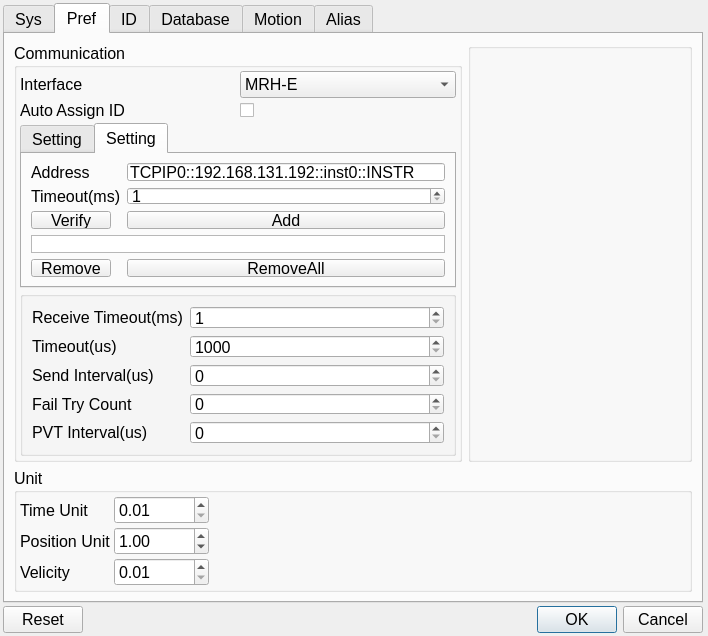
Old version of the form source/wnd/ui/syspref.ui in the repository ww4u/megarobostudio.
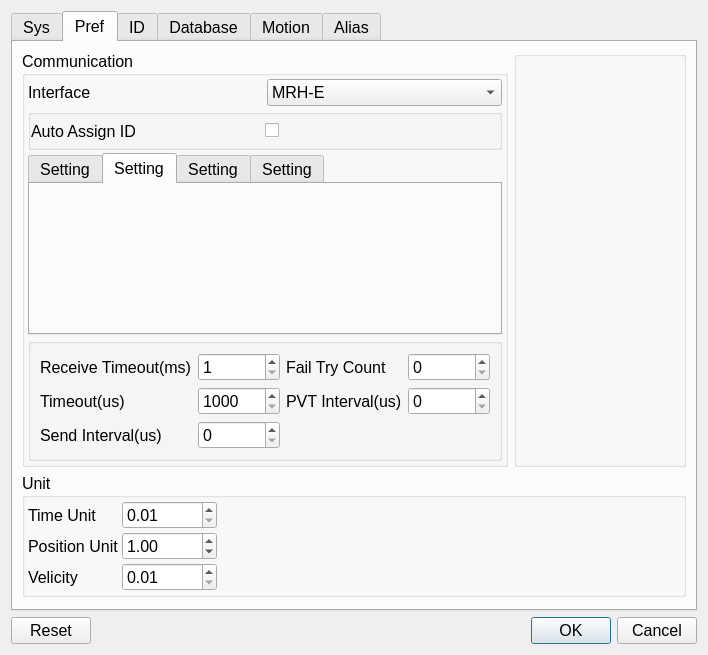
New version of the form. The open tabs and pages were chosen to show the change. Icons and pictures are not drawn. Custom widgets are drawn as their Qt base class.

```diff
--- a/source/wnd/ui/syspref.ui
+++ b/source/wnd/ui/syspref.ui
@@ -7,7 +7,7 @@
     <x>0</x>
     <y>0</y>
     <width>708</width>
-    <height>633</height>
+    <height>648</height>
    </rect>
   </property>
   <property name="sizePolicy">
@@ -32,21 +32,6 @@
    <bool>false</bool>
   </property>
   <layout class="QVBoxLayout" name="verticalLayout">
-   <property name="spacing">
-    <number>3</number>
-   </property>
-   <property name="leftMargin">
-    <number>3</number>
-   </property>
-   <property name="topMargin">
-    <number>3</number>
-   </property>
-   <property name="rightMargin">
-    <number>3</number>
-   </property>
-   <property name="bottomMargin">
-    <number>3</number>
-   </property>
    <item>
     <widget class="QTabWidget" name="tabWidget">
      <property name="sizePolicy">
@@ -399,10 +384,10 @@
             </property>
            </widget>
           </item>
-          <item row="1" column="1">
-           <widget class="QLabel" name="labelHostName">
+          <item row="3" column="0" colspan="2">
+           <widget class="QLabel" name="label_32">
             <property name="text">
-             <string>TextLabel</string>
+             <string>*More pathes are seperatated by ','(comma).</string>
             </property>
            </widget>
           </item>
@@ -461,6 +446,100 @@
             <property name="spacing">
              <number>3</number>
             </property>
+            <item row="6" column="0" colspan="2">
+             <widget class="QGroupBox" name="groupBox_12">
+              <property name="title">
+               <string/>
+              </property>
+              <layout class="QGridLayout" name="gridLayout_7">
+               <item row="0" column="3">
+                <widget class="QSpinBox" name="spinFailTry">
+                 <property name="minimum">
+                  <number>0</number>
+                 </property>
+                 <property name="maximum">
+                  <number>10</number>
+                 </property>
+                </widget>
+               </item>
+               <item row="0" column="1">
+                <widget class="QSpinBox" name="spinRecvTmo">
+                 <property name="minimum">
+                  <number>1</number>
+                 </property>
+                 <property name="maximum">
+                  <number>100</number>
+                 </property>
+                </widget>
+               </item>
+               <item row="1" column="0">
+                <widget class="QLabel" name="label">
+                 <property name="text">
+                  <string>Timeout(us)</string>
+                 </property>
+                </widget>
+               </item>
+               <item row="1" column="1">
+                <widget class="QSpinBox" name="spinTmo">
+                 <property name="minimum">
+                  <number>1000</number>
+                 </property>
+                 <property name="maximum">
+                  <number>1000000</number>
+                 </property>
+                </widget>
+               </item>
+               <item row="0" column="0">
+                <widget class="QLabel" name="label_42">
+                 <property name="text">
+                  <string>Receive Timeout(ms)</string>
+                 </property>
+                </widget>
+               </item>
+               <item row="2" column="1">
+                <widget class="QSpinBox" name="spinInterval">
+                 <property name="minimum">
+                  <number>0</number>
+                 </property>
+                 <property name="maximum">
+                  <number>1000000</number>
+                 </property>
+                </widget>
+               </item>
+               <item row="0" column="2">
+                <widget class="QLabel" name="label_18">
+                 <property name="text">
+                  <string>Fail Try Count</string>
+                 </property>
+                </widget>
+               </item>
+               <item row="2" column="0">
+                <widget class="QLabel" name="label_6">
+                 <property name="text">
+                  <string>Send Interval(us)</string>
+                 </property>
+                </widget>
+               </item>
+               <item row="1" column="2">
+                <widget class="QLabel" name="label_27">
+                 <property name="text">
+                  <string>PVT Interval(us)</string>
+                 </property>
+                </widget>
+               </item>
+               <item row="1" column="3">
+                <widget class="QSpinBox" name="spinPvtInterval">
+                 <property name="minimum">
+                  <number>0</number>
+                 </property>
+                 <property name="maximum">
+                  <number>1000000</number>
+                 </property>
+                </widget>
+               </item>
+              </layout>
+             </widget>
+            </item>
             <item row="0" column="1">
              <widget class="QComboBox" name="cmbPort">
               <property name="enabled">
@@ -533,7 +612,7 @@
               </property>
              </widget>
             </item>
-            <item row="3" column="0" colspan="2">
+            <item row="5" column="0" colspan="2">
              <widget class="QTabWidget" name="tabWidget_2">
               <property name="currentIndex">
                <number>0</number>
@@ -689,194 +768,91 @@
                <attribute name="title">
                 <string>Setting</string>
                </attribute>
-               <layout class="QFormLayout" name="formLayout_7">
-                <item row="0" column="0">
-                 <widget class="QLabel" name="label_32">
-                  <property name="text">
-                   <string>Address</string>
+               <layout class="QVBoxLayout" name="verticalLayout_10">
+                <item>
+                 <widget class="PortOption" name="portLanSetting" native="true">
+                  <property name="sizePolicy">
+                   <sizepolicy hsizetype="Preferred" vsizetype="Preferred">
+                    <horstretch>0</horstretch>
+                    <verstretch>0</verstretch>
+                   </sizepolicy>
                   </property>
                  </widget>
                 </item>
-                <item row="0" column="1">
-                 <widget class="QLineEdit" name="edtVisa">
-                  <property name="text">
-                   <string>TCPIP0::192.168.131.192::inst0::INSTR</string>
-                  </property>
-                 </widget>
+               </layout>
+              </widget>
+              <widget class="QWidget" name="tab_7">
+               <attribute name="title">
+                <string>Setting</string>
+               </attribute>
+               <layout class="QHBoxLayout" name="horizontalLayout_3">
+                <item>
+                 <widget class="PortOption" name="port232Setting" native="true"/>
                 </item>
-                <item row="1" column="0">
-                 <widget class="QLabel" name="label_33">
-                  <property name="text">
-                   <string>Timeout(ms)</string>
-                  </property>
-                 </widget>
+                <item>
+                 <widget class="MrqUart" name="port232Cfg" native="true"/>
                 </item>
-                <item row="1" column="1">
-                 <widget class="QSpinBox" name="spinVisaTmo">
-                  <property name="minimum">
-                   <number>1</number>
-                  </property>
-                  <property name="maximum">
-                   <number>1000000</number>
-                  </property>
-                 </widget>
-                </item>
-                <item row="2" column="0">
-                 <widget class="QPushButton" name="btnVerify_2">
-                  <property name="text">
-                   <string>Verify</string>
-                  </property>
-                 </widget>
-                </item>
-                <item row="2" column="1">
-                 <widget class="QPushButton" name="btnAddT">
-                  <property name="text">
-                   <string>Add</string>
-                  </property>
-                 </widget>
-                </item>
-                <item row="3" column="0" colspan="2">
-                 <widget class="QListWidget" name="listMRTs">
-                  <property name="minimumSize">
-                   <size>
-                    <width>0</width>
-                    <height>0</height>
-                   </size>
-                  </property>
-                 </widget>
-                </item>
-                <item row="4" column="0">
-                 <widget class="QPushButton" name="btnRemove">
-                  <property name="text">
-                   <string>Remove</string>
-                  </property>
-                 </widget>
-                </item>
-                <item row="4" column="1">
-                 <widget class="QPushButton" name="btnClear">
-                  <property name="text">
-                   <string>RemoveAll</string>
-                  </property>
-                 </widget>
+               </layout>
+              </widget>
+              <widget class="QWidget" name="tab_8">
+               <attribute name="title">
+                <string>Setting</string>
+               </attribute>
+               <layout class="QVBoxLayout" name="verticalLayout_12">
+                <item>
+                 <widget class="PortOption" name="portUsbSetting" native="true"/>
                 </item>
                </layout>
               </widget>
              </widget>
             </item>
-            <item row="4" column="0" colspan="2">
-             <widget class="QGroupBox" name="groupBox_12">
+            <item row="1" column="0" colspan="2">
+             <widget class="QGroupBox" name="gpAutoCanId">
               <property name="title">
                <string/>
               </property>
-              <layout class="QFormLayout" name="formLayout_8">
-               <item row="1" column="0">
-                <widget class="QLabel" name="label">
+              <property name="flat">
+               <bool>false</bool>
+              </property>
+              <layout class="QHBoxLayout" name="horizontalLayout_4">
+               <property name="spacing">
+                <number>0</number>
+               </property>
+               <property name="leftMargin">
+                <number>0</number>
+               </property>
+               <property name="topMargin">
+                <number>0</number>
+               </property>
+               <property name="rightMargin">
+                <number>0</number>
+               </property>
+               <property name="bottomMargin">
+                <number>0</number>
+               </property>
+               <item>
+                <widget class="QLabel" name="label_28">
                  <property name="text">
-                  <string>Timeout(us)</string>
+                  <string>Auto Assign ID</string>
                  </property>
                 </widget>
                </item>
-               <item row="1" column="1">
-                <widget class="QSpinBox" name="spinTmo">
-                 <property name="minimum">
-                  <number>1000</number>
+               <item>
+                <widget class="QCheckBox" name="chkAutoAssignId">
+                 <property name="toolTip">
+                  <string>Auto Assign: Auto assign send/receive id for each device</string>
                  </property>
-                 <property name="maximum">
-                  <number>1000000</number>
+                 <property name="layoutDirection">
+                  <enum>Qt::LeftToRight</enum>
                  </property>
-                </widget>
-               </item>
-               <item row="2" column="0">
-                <widget class="QLabel" name="label_6">
                  <property name="text">
-                  <string>Send Interval(us)</string>
-                 </property>
-                </widget>
-               </item>
-               <item row="2" column="1">
-                <widget class="QSpinBox" name="spinInterval">
-                 <property name="minimum">
-                  <number>0</number>
-                 </property>
-                 <property name="maximum">
-                  <number>1000000</number>
-                 </property>
-                </widget>
-               </item>
-               <item row="3" column="0">
-                <widget class="QLabel" name="label_18">
-                 <property name="text">
-                  <string>Fail Try Count</string>
-                 </property>
-                </widget>
-               </item>
-               <item row="3" column="1">
-                <widget class="QSpinBox" name="spinFailTry">
-                 <property name="minimum">
-                  <number>0</number>
-                 </property>
-                 <property name="maximum">
-                  <number>10</number>
-                 </property>
-                </widget>
-               </item>
-               <item row="4" column="0">
-                <widget class="QLabel" name="label_27">
-                 <property name="text">
-                  <string>PVT Interval(us)</string>
-                 </property>
-                </widget>
-               </item>
-               <item row="4" column="1">
-                <widget class="QSpinBox" name="spinPvtInterval">
-                 <property name="minimum">
-                  <number>0</number>
-                 </property>
-                 <property name="maximum">
-                  <number>1000000</number>
-                 </property>
-                </widget>
-               </item>
-               <item row="0" column="0">
-                <widget class="QLabel" name="label_42">
-                 <property name="text">
-                  <string>Receive Timeout(ms)</string>
-                 </property>
-                </widget>
-               </item>
-               <item row="0" column="1">
-                <widget class="QSpinBox" name="spinRecvTmo">
-                 <property name="minimum">
-                  <number>1</number>
-                 </property>
-                 <property name="maximum">
-                  <number>100</number>
+                  <string/>
                  </property>
                 </widget>
                </item>
               </layout>
              </widget>
             </item>
-            <item row="1" column="0">
-             <widget class="QLabel" name="label_28">
-              <property name="text">
-               <string>Auto Assign ID</string>
-              </property>
-             </widget>
-            </item>
-            <item row="1" column="1">
-             <widget class="QCheckBox" name="chkAutoAssignId">
-              <property name="toolTip">
-               <string>Auto Assign: Auto assign send/receive id for each device</string>
-              </property>
-              <property name="layoutDirection">
-               <enum>Qt::LeftToRight</enum>
-              </property>
-              <property name="text">
-               <string/>
-              </property>
-             </widget>
-            </item>
            </layout>
           </widget>
          </item>
@@ -1716,6 +1692,18 @@
    <header>tabletoolbar.h</header>
    <container>1</container>
   </customwidget>
+  <customwidget>
+   <class>PortOption</class>
+   <extends>QWidget</extends>
+   <header>portoption.h</header>
+   <container>1</container>
+  </customwidget>
+  <customwidget>
+   <class>MrqUart</class>
+   <extends>QWidget</extends>
+   <header>mrquart.h</header>
+   <container>1</container>
+  </customwidget>
  </customwidgets>
  <resources/>
  <connections>
```
Left out of the diff: 133 changed lines with no effect on the pictures.
